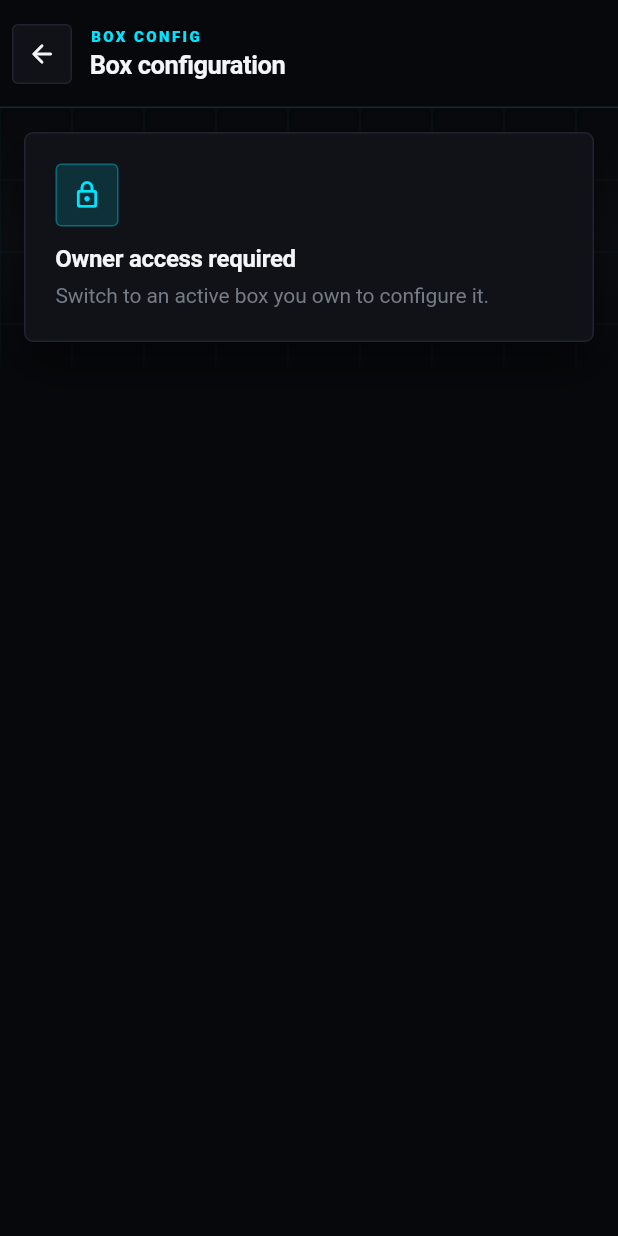
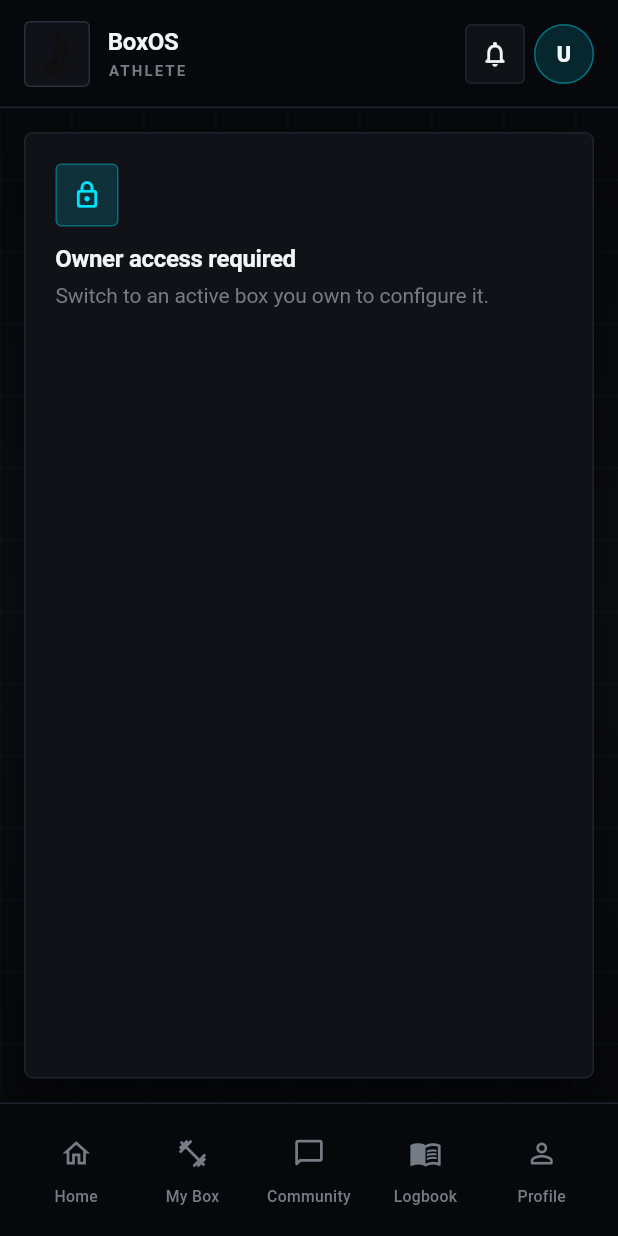
Before and after one commit to simisimon/BoxOS, a Flutter app: the BoxSettingsScreen screen opened by its route, on a phone screen of 412 x 824 dp. Run offline on Flutter 3.47's test engine with Material 3 defaults, Android fonts, the phone set to English and light mode, and no system bars; our stand-ins replace csv, dio, flutter_riverpod, flutter_secure_storage, go_router, google_fonts and 2 more; missing offline and left inert: dart:js_interop; accounts and stored records are empty; network calls fail.

```diff
--- a/app/lib/features/gyms/presentation/screens/box_settings_screen.dart
+++ b/app/lib/features/gyms/presentation/screens/box_settings_screen.dart
@@ -11,7 +11,6 @@ import 'package:app/features/profile/domain/models/gym_summary.dart';
 import 'package:app/features/profile/domain/models/user_role.dart';
 import 'package:flutter/material.dart';
 import 'package:flutter_riverpod/flutter_riverpod.dart';
-import 'package:go_router/go_router.dart';
 import 'package:image_picker/image_picker.dart';
 
 /// Box-level configuration — one home for the identity, scheduling, membership
@@ -81,20 +80,20 @@ class _BoxSettingsScreenState extends ConsumerState<BoxSettingsScreen> {
     final hasAccess =
         profile?.role == UserRole.admin && profile?.activeGym != null;
 
-    return AppMobileScaffold(
-      title: 'Box configuration',
-      eyebrow: 'Box config',
-      onBack: () => context.go('/profile'),
-      body: !hasAccess
-          ? Padding(
-              padding: const EdgeInsets.all(appSpaceLg),
+    // Rendered as a tab body inside the authenticated shell, which supplies
+    // the header, navigation, background and content column.
+    if (!hasAccess) {
+      return const Padding(
+        padding: EdgeInsets.all(appSpaceLg),
         child: AppEmptyState(
           icon: Icons.lock_outline_rounded,
           title: 'Owner access required',
           subtitle: 'Switch to an active box you own to configure it.',
         ),
-            )
-          : ListView(
+      );
+    }
+
+    return ListView(
       padding: const EdgeInsets.fromLTRB(
         appSpaceLg,
         appSpaceLg,
@@ -102,6 +101,14 @@ class _BoxSettingsScreenState extends ConsumerState<BoxSettingsScreen> {
         appSpace3xl,
       ),
       children: [
+        Text(
+          'Box settings',
+          style: Theme.of(context).textTheme.titleLarge?.copyWith(
+            color: appText,
+            fontWeight: FontWeight.w800,
+          ),
+        ),
+        const SizedBox(height: appSpaceLg),
         _SectionNav(
           selected: _section,
           onSelected: (section) => setState(() => _section = section),
@@ -109,7 +116,6 @@ class _BoxSettingsScreenState extends ConsumerState<BoxSettingsScreen> {
         const SizedBox(height: appSpace2xl),
         _buildPanel(profile!.activeGym!),
       ],
-            ),
     );
   }
 
--- a/app/lib/features/home/presentation/widgets/app_shell.dart
+++ b/app/lib/features/home/presentation/widgets/app_shell.dart
@@ -515,6 +515,11 @@ class _FooterDest extends StatelessWidget {
                 const SizedBox(height: 4),
                 Text(
                   label,
+                  // The owner set has seven tabs; let two-word labels such as
+                  // "Box Settings" wrap instead of overflowing on phones.
+                  textAlign: TextAlign.center,
+                  maxLines: 2,
+                  overflow: TextOverflow.ellipsis,
                   style: TextStyle(
                     color: color,
                     fontSize: 10.5,
```
Also changed, not shown: app/lib/core/routing/router.dart (+9 -5 lines), app/lib/features/home/presentation/widgets/shell_destinations.dart (+11 -0 lines), app/lib/features/profile/presentation/screens/profile_screen.dart (+1 -18 lines), 2 other files. Lines whose indentation alone changed are shown as unchanged.
